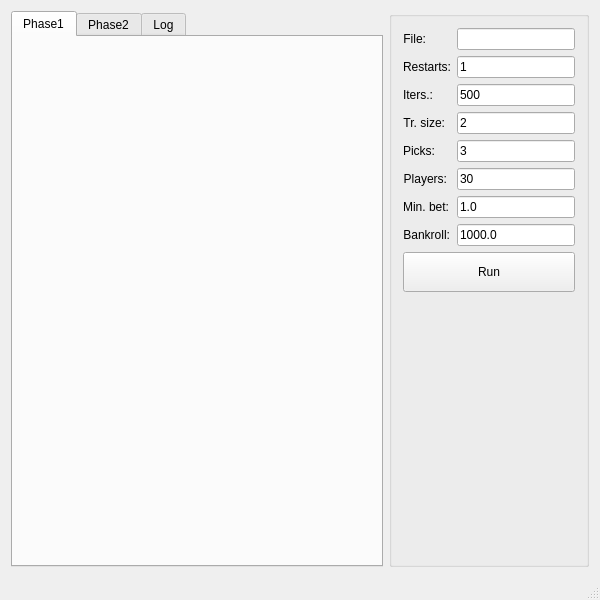
Above: ATSP/algorithms/betting/mainwindow.ui from AndreLadeira/dsc before the change. Below: the same form after it.
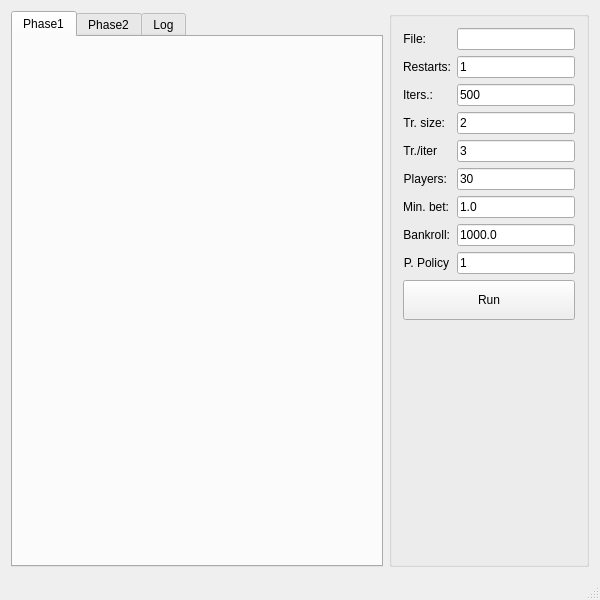
That is the form after the change. Custom widgets are drawn as their Qt base class.

Patch:
```diff
--- a/ATSP/algorithms/betting/mainwindow.ui
+++ b/ATSP/algorithms/betting/mainwindow.ui
@@ -220,7 +220,7 @@
        <item row="4" column="0">
         <widget class="QLabel" name="label_5">
          <property name="text">
-          <string>Picks:</string>
+          <string>Tr./iter</string>
          </property>
          <property name="alignment">
           <set>Qt::AlignRight|Qt::AlignTrailing|Qt::AlignVCenter</set>
@@ -285,7 +285,24 @@
          </property>
         </widget>
        </item>
-       <item row="8" column="0" colspan="2">
+       <item row="8" column="0">
+        <widget class="QLabel" name="label_9">
+         <property name="text">
+          <string>P. Policy</string>
+         </property>
+         <property name="alignment">
+          <set>Qt::AlignRight|Qt::AlignTrailing|Qt::AlignVCenter</set>
+         </property>
+        </widget>
+       </item>
+       <item row="8" column="1">
+        <widget class="QLineEdit" name="lineEditPickPolicy">
+         <property name="text">
+          <string>1</string>
+         </property>
+        </widget>
+       </item>
+       <item row="9" column="0" colspan="2">
         <widget class="QPushButton" name="pushButtonRun">
          <property name="sizePolicy">
           <sizepolicy hsizetype="Preferred" vsizetype="Preferred">
```
